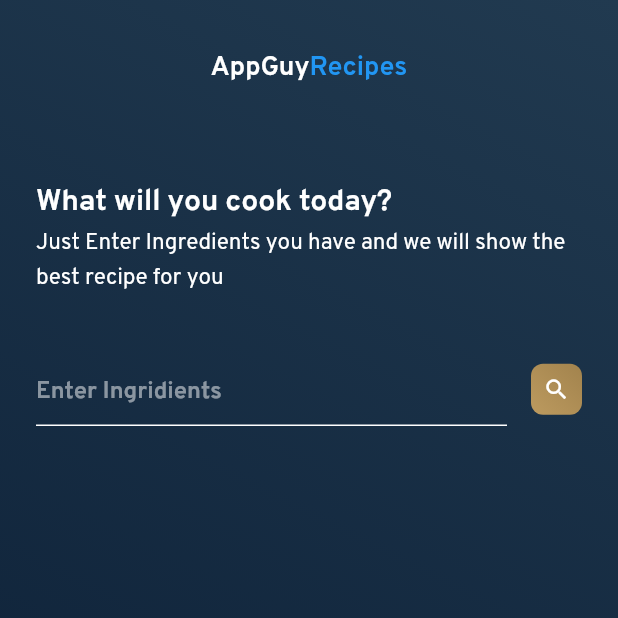
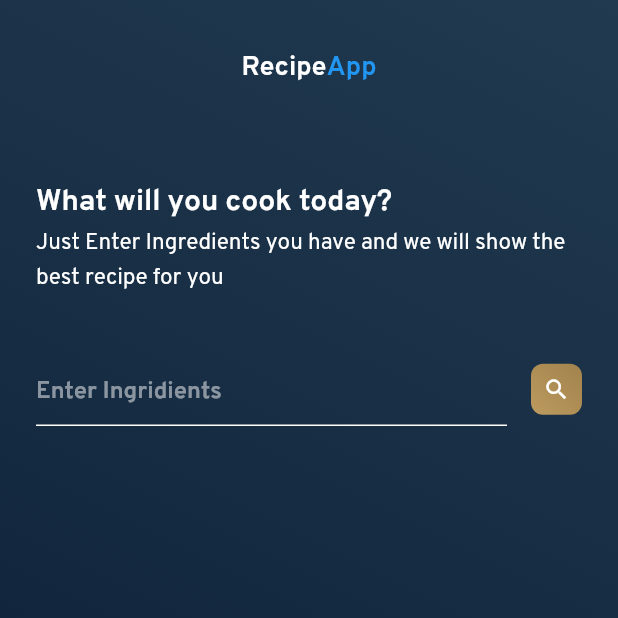
Before and after one commit to Boredalien248/Hack_the_North_2022, a Flutter app: the screen it shows after launch, on a phone screen of 412 x 824 dp, the top half of it. Run offline on Flutter 3.47's test engine with Material 2 defaults, Android fonts, the phone set to English and light mode, and no system bars; our stand-ins replace webview_flutter.

Commit message:
Update home.dart

```diff
--- a/lib/Views/home.dart
+++ b/lib/Views/home.dart
@@ -56,14 +56,14 @@ class _HomeState extends State<Home> {
                         : MainAxisAlignment.center,
                     children: <Widget>[
                       Text(
-                        "AppGuy",
+                        "Recipe",
                         style: TextStyle(
                             fontSize: 18,
                             color: Colors.white,
                             fontFamily: 'Overpass'),
                       ),
                       Text(
-                        "Recipes",
+                        "App",
                         style: TextStyle(
                             fontSize: 18,
                             color: Colors.blue,
```
